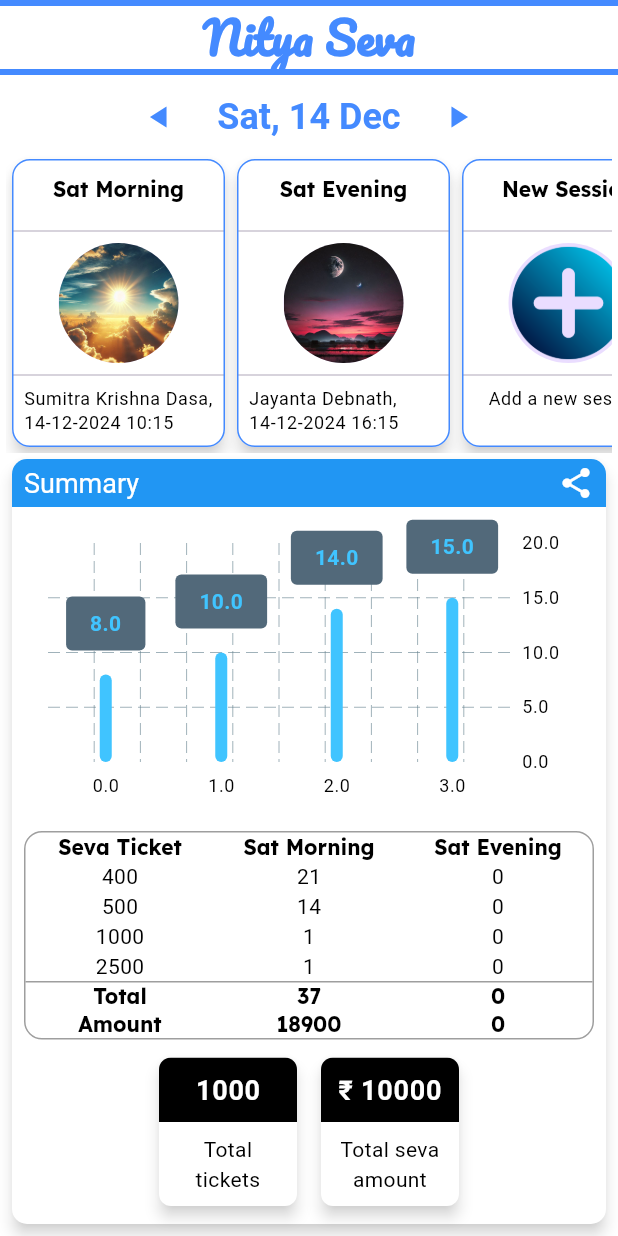
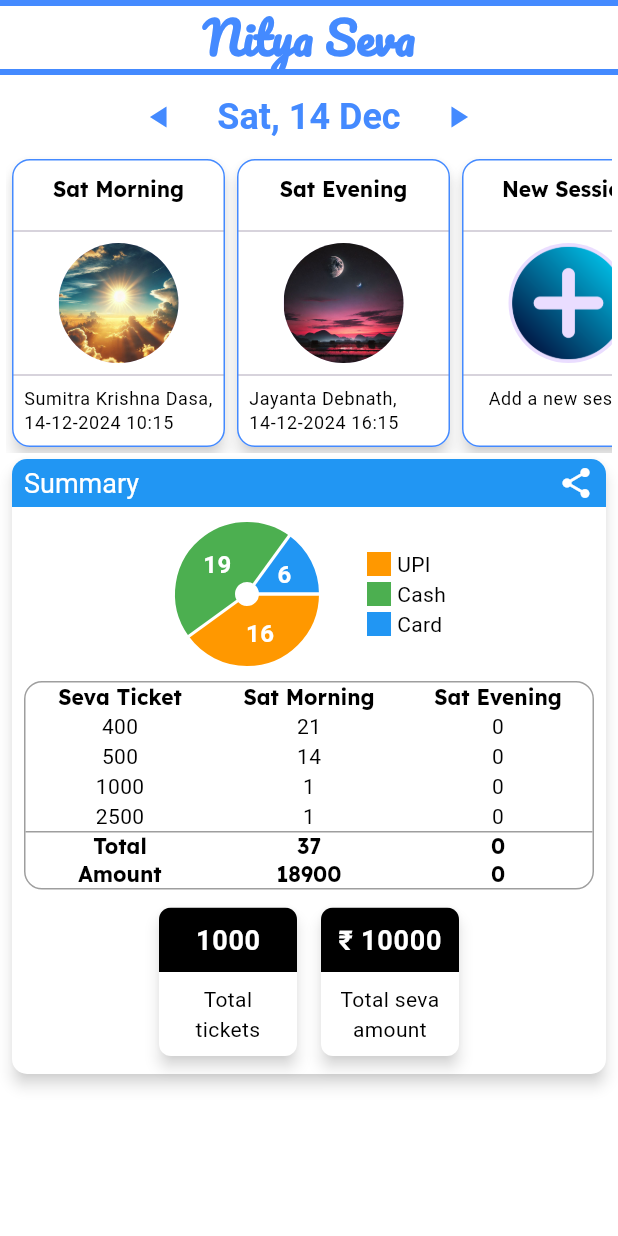
Before and after one commit to jayantadn/vkhillseva, a Flutter app: the screen it shows after launch, on a phone screen of 412 x 824 dp. Run offline on Flutter 3.47's test engine with Material 3 defaults, Android fonts, the phone set to English and light mode, and no system bars; drawn by our look-alikes of fl_chart; our stand-ins replace firebase_core, google_fonts, synchronized; accounts and stored records are empty; Roboto replaces fonts that are missing (Mogra).

Commit message:
feature: pie chart

```diff
--- a/lib/nitya_seva/day_summary.dart
+++ b/lib/nitya_seva/day_summary.dart
@@ -31,6 +31,21 @@ class _DaySummaryState extends State<DaySummary> {
     ["Total", "37", "0"],
     ["Amount", "18900", "0"]
   ];
+
+  // pie chart data
+  Map<String, int> countMode = {
+    // {mode: count}
+    'UPI': 16,
+    'Cash': 19,
+    'Card': 6,
+    'Gift': 0,
+  };
+  Map<String, int> countModePercentage = {
+    // {mode: percentage}
+    'UPI': 40,
+    'Cash': 45,
+    'Card': 15,
+  };
 
   @override
   void initState() {
@@ -265,76 +280,102 @@ class _DaySummaryState extends State<DaySummary> {
     );
   }
 
+  Widget _wLegends() {
+    if (countModePercentage['UPI'] == 0 &&
+        countModePercentage['Cash'] == 0 &&
+        countModePercentage['Card'] == 0) {
+      return const Text("");
+    }
+    return Column(
+      crossAxisAlignment: CrossAxisAlignment.start,
+      children: [
+        _wLegendItem(Colors.orange, 'UPI'),
+        _wLegendItem(Colors.green, 'Cash'),
+        _wLegendItem(Colors.blue, 'Card'),
+      ],
+    );
+  }
+
+  Widget _wLegendItem(Color color, String text) {
+    return Row(
+      mainAxisSize: MainAxisSize.min,
+      children: [
+        Container(
+          width: 16,
+          height: 16,
+          color: color,
+        ),
+        const SizedBox(width: 4),
+        Text(text),
+      ],
+    );
+  }
+
   Widget _createModeChart(BuildContext context) {
-    return BarChart(
-      BarChartData(
-        alignment: BarChartAlignment.spaceAround,
-        maxY: 20,
-        barTouchData: BarTouchData(enabled: false),
-        titlesData: FlTitlesData(
-          leftTitles: AxisTitles(
-            sideTitles: SideTitles(showTitles: false), // Hide left titles
+    double radius = 40;
+
+    if (countModePercentage['UPI'] == 0 &&
+        countModePercentage['Cash'] == 0 &&
+        countModePercentage['Card'] == 0) {
+      return const Text("");
+    }
+
+    return PieChart(
+      PieChartData(
+        sections: [
+          // UPI
+          PieChartSectionData(
+            color: Colors.orange,
+            value: countModePercentage['UPI']!.toDouble(),
+            title: '${countMode['UPI']}',
+            radius: radius,
+            titleStyle: TextStyle(
+              fontSize: 16,
+              fontWeight: FontWeight.bold,
+              color: countModePercentage['UPI']! > 9
+                  ? Colors.white
+                  : Theme.of(context).textTheme.bodyLarge!.color,
+            ),
+            titlePositionPercentageOffset:
+                countModePercentage['UPI']! > 9 ? 0.5 : 1.2,
           ),
-          rightTitles: AxisTitles(
-            sideTitles: SideTitles(
-              showTitles: true,
-              reservedSize:
-                  40, // Reserve some fixed space for the labels on the right
-              getTitlesWidget: (value, meta) {
-                return Padding(
-                  padding: const EdgeInsets.only(
-                      left: 8.0), // Add padding to the left
-                  child: Text(
-                    value.toString(),
-                    style: Theme.of(context).textTheme.bodySmall,
-                  ),
-                );
-              },
+
+          // cash
+          PieChartSectionData(
+            color: Colors.green,
+            value: countModePercentage['Cash']!.toDouble(),
+            title: '${countMode['Cash']}',
+            radius: radius,
+            titleStyle: TextStyle(
+              fontSize: 16,
+              fontWeight: FontWeight.bold,
+              color: countModePercentage['Cash']! > 9
+                  ? Colors.white
+                  : Theme.of(context).textTheme.bodyLarge!.color,
             ),
+            titlePositionPercentageOffset:
+                countModePercentage['Cash']! > 9 ? 0.5 : 1.2,
           ),
-          bottomTitles: AxisTitles(
-            sideTitles: SideTitles(
-              showTitles: true,
-              reservedSize: 22, // Add some reserved size for padding
-              getTitlesWidget: (value, meta) {
-                return Padding(
-                  padding:
-                      const EdgeInsets.only(top: 8.0), // Add padding to the top
-                  child: Text(
-                    value.toString(),
-                    style: Theme.of(context).textTheme.bodySmall,
-                  ),
-                );
-              },
+
+          // card
+          PieChartSectionData(
+            color: Colors.blue,
+            value: countModePercentage['Card']!.toDouble(),
+            title: '${countMode['Card']}',
+            radius: radius,
+            titleStyle: TextStyle(
+              fontSize: 16,
+              fontWeight: FontWeight.bold,
+              color: countModePercentage['Card']! > 9
+                  ? Colors.white
+                  : Theme.of(context).textTheme.bodyLarge!.color,
             ),
-          ),
-          topTitles: AxisTitles(
-            sideTitles: SideTitles(showTitles: false), // Hide top titles
-          ),
-        ),
-        borderData: FlBorderData(show: false),
-        barGroups: [
-          BarChartGroupData(
-            x: 0,
-            barRods: [BarChartRodData(toY: 8, color: Colors.lightBlueAccent)],
-            showingTooltipIndicators: [0],
-          ),
-          BarChartGroupData(
-            x: 1,
-            barRods: [BarChartRodData(toY: 10, color: Colors.lightBlueAccent)],
-            showingTooltipIndicators: [0],
-          ),
-          BarChartGroupData(
-            x: 2,
-            barRods: [BarChartRodData(toY: 14, color: Colors.lightBlueAccent)],
-            showingTooltipIndicators: [0],
-          ),
-          BarChartGroupData(
-            x: 3,
-            barRods: [BarChartRodData(toY: 15, color: Colors.lightBlueAccent)],
-            showingTooltipIndicators: [0],
+            titlePositionPercentageOffset:
+                countModePercentage['Card']! > 9 ? 0.5 : 1.2,
           ),
         ],
+        sectionsSpace: 2,
+        centerSpaceRadius: 8,
       ),
     );
   }
@@ -356,12 +397,19 @@ class _DaySummaryState extends State<DaySummary> {
             child: Column(
               children: [
                 // create chart for payment mode
-                SizedBox(
-                    height: 200,
-                    child: Padding(
-                      padding: const EdgeInsets.all(16.0),
+                Row(
+                  mainAxisAlignment: MainAxisAlignment.center,
+                  children: [
+                    SizedBox(
+                      width: 100, // Reduced width
+                      height: 100, // Reduced height
                       child: _createModeChart(context),
-                    )),
+                    ),
+                    const SizedBox(
+                        width: 30), // Increased width for more padding
+                    _wLegends(),
+                  ],
+                ),
 
                 SizedBox(height: 8),
 
```
